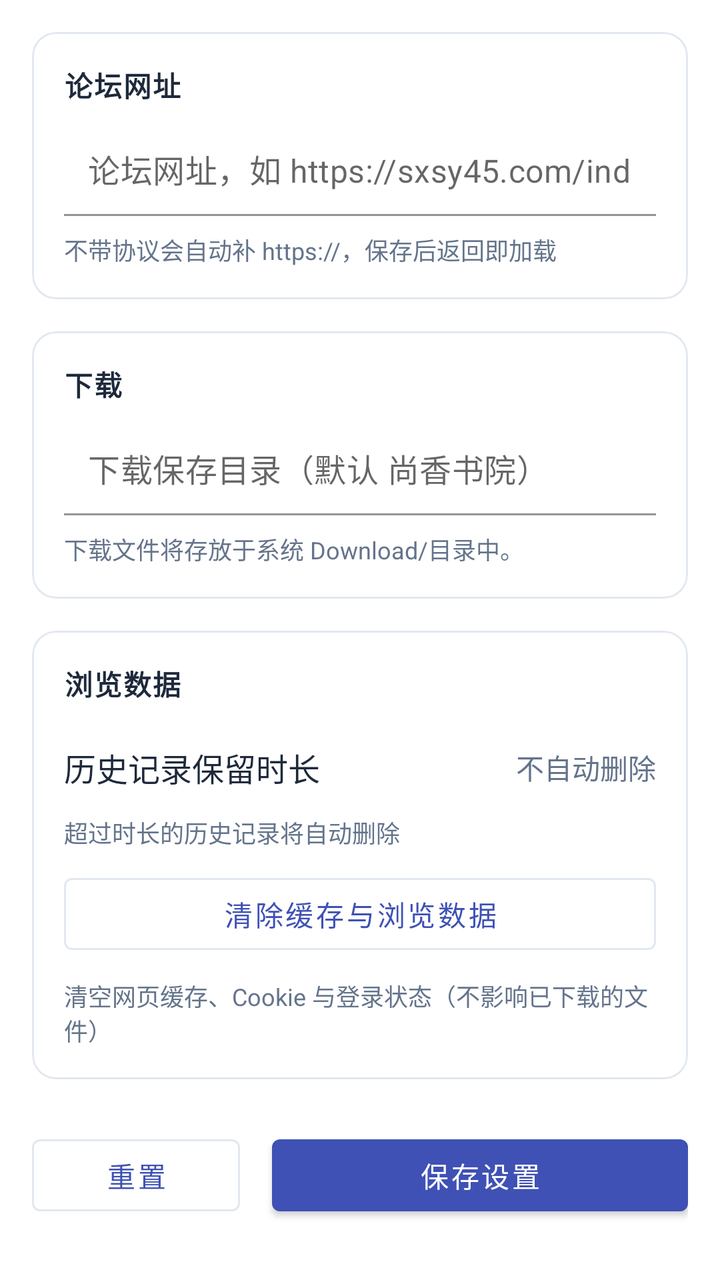
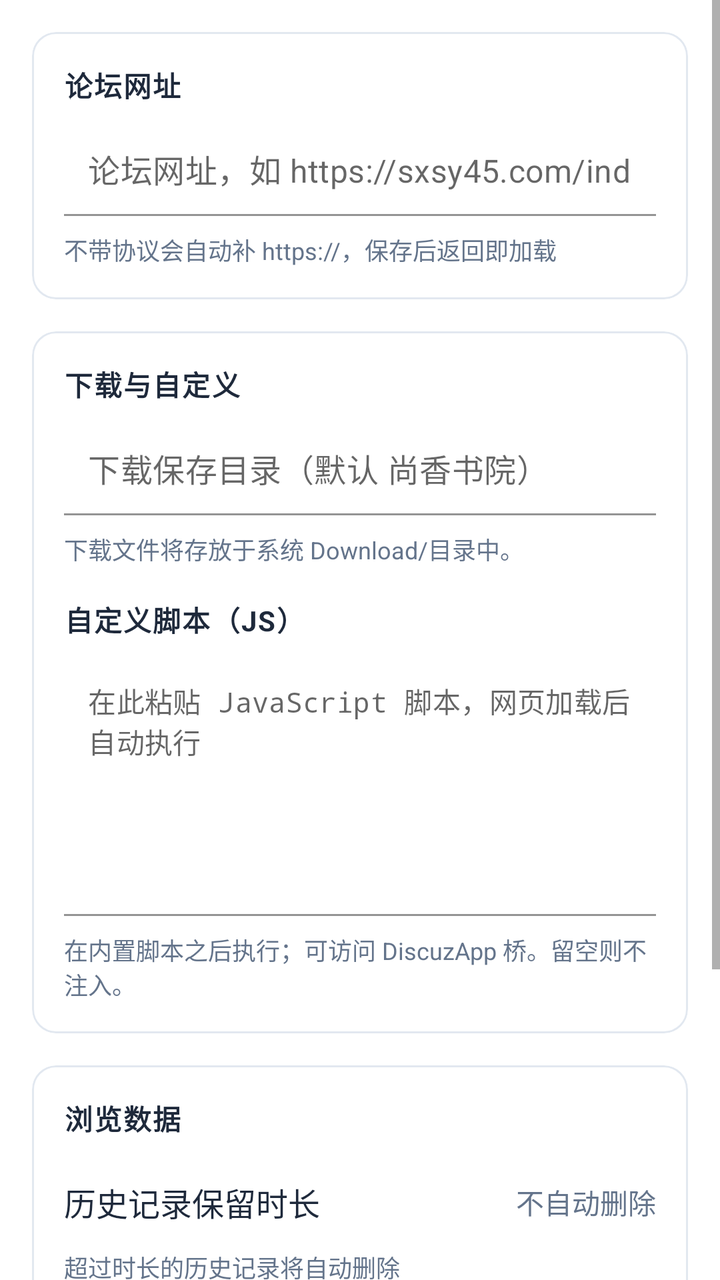

An Android layout rendered at two revisions. The XML below is the earlier revision; the diff shows what the commit changed to produce the second picture.
<!-- AndroidManifest.xml: application theme Theme.SXSYReader -->
<!-- res/layout/activity_settings.xml -->
<ScrollView xmlns:android="http://schemas.android.com/apk/res/android"
    xmlns:app="http://schemas.android.com/apk/res-auto"
    android:layout_width="match_parent"
    android:layout_height="match_parent"
    android:background="#FFFFFF"
    android:fillViewport="true">

    <LinearLayout
        android:layout_width="match_parent"
        android:layout_height="wrap_content"
        android:orientation="vertical"
        android:padding="16dp">

        <com.google.android.material.card.MaterialCardView
            android:layout_width="match_parent"
            android:layout_height="wrap_content"
            android:layout_marginBottom="16dp"
            app:cardCornerRadius="12dp"
            app:cardElevation="0dp"
            app:strokeColor="#E2E8F0"
            app:strokeWidth="1dp">

            <LinearLayout
                android:layout_width="match_parent"
                android:layout_height="wrap_content"
                android:orientation="vertical"
                android:padding="16dp">

                <TextView
                    android:layout_width="wrap_content"
                    android:layout_height="wrap_content"
                    android:text="论坛网址"
                    android:textColor="#1E293B"
                    android:textStyle="bold"
                    android:textSize="14sp"
                    android:textAllCaps="true"
                    android:letterSpacing="0.05"
                    android:layout_marginBottom="8dp"/>

                <com.google.android.material.textfield.TextInputLayout
                    android:layout_width="match_parent"
                    android:layout_height="wrap_content"
                    app:hintEnabled="false">

                    <com.google.android.material.textfield.TextInputEditText
                        android:id="@+id/etUrl"
                        android:layout_width="match_parent"
                        android:layout_height="wrap_content"
                        android:hint="论坛网址，如 https://sxsy45.com/index.php"
                        android:textColor="#1E293B"
                        android:textSize="16sp"
                        android:background="#FFFFFF"
                        android:padding="12dp"
                        android:inputType="textUri"
                        android:maxLines="1" />
                </com.google.android.material.textfield.TextInputLayout>

                <TextView
                    android:layout_width="wrap_content"
                    android:layout_height="wrap_content"
                    android:layout_marginTop="8dp"
                    android:text="不带协议会自动补 https://，保存后返回即加载"
                    android:textColor="#64748B"
                    android:textSize="12sp" />
            </LinearLayout>
        </com.google.android.material.card.MaterialCardView>

        <com.google.android.material.card.MaterialCardView
            android:layout_width="match_parent"
            android:layout_height="wrap_content"
            android:layout_marginBottom="16dp"
            app:cardCornerRadius="12dp"
            app:cardElevation="0dp"
            app:strokeColor="#E2E8F0"
            app:strokeWidth="1dp">

            <LinearLayout
                android:layout_width="match_parent"
                android:layout_height="wrap_content"
                android:orientation="vertical"
                android:padding="16dp">

                <TextView
                    android:layout_width="wrap_content"
                    android:layout_height="wrap_content"
                    android:text="下载"
                    android:textColor="#1E293B"
                    android:textStyle="bold"
                    android:textSize="14sp"
                    android:textAllCaps="true"
                    android:letterSpacing="0.05"
                    android:layout_marginBottom="8dp"/>

                <com.google.android.material.textfield.TextInputLayout
                    android:layout_width="match_parent"
                    android:layout_height="wrap_content"
                    app:hintEnabled="false">

                    <com.google.android.material.textfield.TextInputEditText
                        android:id="@+id/etDownloadDir"
                        android:layout_width="match_parent"
                        android:layout_height="wrap_content"
                        android:hint="下载保存目录（默认 尚香书院）"
                        android:textColor="#1E293B"
                        android:textSize="16sp"
                        android:background="#FFFFFF"
                        android:padding="12dp"
                        android:inputType="text"
                        android:maxLines="1" />
                </com.google.android.material.textfield.TextInputLayout>

                <TextView
                    android:layout_width="wrap_content"
                    android:layout_height="wrap_content"
                    android:layout_marginTop="8dp"
                    android:text="下载文件将存放于系统 Download/目录中。"
                    android:textColor="#64748B"
                    android:textSize="12sp" />
            </LinearLayout>
        </com.google.android.material.card.MaterialCardView>

        <com.google.android.material.card.MaterialCardView
            android:layout_width="match_parent"
            android:layout_height="wrap_content"
            android:layout_marginBottom="16dp"
            app:cardCornerRadius="12dp"
            app:cardElevation="0dp"
            app:strokeColor="#E2E8F0"
            app:strokeWidth="1dp">

            <LinearLayout
                android:layout_width="match_parent"
                android:layout_height="wrap_content"
                android:orientation="vertical"
                android:padding="16dp">

                <TextView
                    android:layout_width="wrap_content"
                    android:layout_height="wrap_content"
                    android:text="浏览数据"
                    android:textColor="#1E293B"
                    android:textStyle="bold"
                    android:textSize="14sp"
                    android:textAllCaps="true"
                    android:letterSpacing="0.05"
                    android:layout_marginBottom="8dp"/>

                <LinearLayout
                    android:id="@+id/retentionRow"
                    android:layout_width="match_parent"
                    android:layout_height="wrap_content"
                    android:orientation="horizontal"
                    android:gravity="center_vertical"
                    android:paddingTop="12dp"
                    android:paddingBottom="12dp"
                    android:clickable="true"
                    android:focusable="true"
                    android:background="?attr/selectableItemBackground">

                    <TextView
                        android:layout_width="0dp"
                        android:layout_height="wrap_content"
                        android:layout_weight="1"
                        android:text="历史记录保留时长"
                        android:textColor="#1E293B"
                        android:textSize="16sp" />

                    <TextView
                        android:id="@+id/tvRetention"
                        android:layout_width="wrap_content"
                        android:layout_height="wrap_content"
                        android:text="不自动删除"
                        android:textColor="#64748B"
                        android:textSize="14sp" />
                </LinearLayout>

                <TextView
                    android:layout_width="wrap_content"
                    android:layout_height="wrap_content"
                    android:layout_marginBottom="8dp"
                    android:text="超过时长的历史记录将自动删除"
                    android:textColor="#64748B"
                    android:textSize="12sp" />

                <com.google.android.material.button.MaterialButton
                    android:id="@+id/btnClearCache"
                    android:layout_width="match_parent"
                    android:layout_height="wrap_content"
                    android:text="清除缓存与浏览数据"
                    app:strokeColor="#E2E8F0"
                    style="@style/Widget.MaterialComponents.Button.OutlinedButton" />

                <TextView
                    android:layout_width="wrap_content"
                    android:layout_height="wrap_content"
                    android:layout_marginTop="8dp"
                    android:text="清空网页缓存、Cookie 与登录状态（不影响已下载的文件）"
                    android:textColor="#64748B"
                    android:textSize="12sp" />
            </LinearLayout>
        </com.google.android.material.card.MaterialCardView>

        <LinearLayout
            android:layout_width="match_parent"
            android:layout_height="wrap_content"
            android:layout_marginTop="8dp"
            android:orientation="horizontal">

            <com.google.android.material.button.MaterialButton
                android:id="@+id/btnReset"
                android:layout_width="0dp"
                android:layout_height="wrap_content"
                android:layout_weight="1"
                android:text="重置"
                app:strokeColor="#E2E8F0"
                style="@style/Widget.MaterialComponents.Button.OutlinedButton" />

            <Space
                android:layout_width="16dp"
                android:layout_height="1dp" />

            <com.google.android.material.button.MaterialButton
                android:id="@+id/btnSave"
                android:layout_width="0dp"
                android:layout_height="wrap_content"
                android:layout_weight="2"
                android:text="保存设置" />
        </LinearLayout>
    </LinearLayout>
</ScrollView>
<!-- resources referenced by this layout -->
<resources>
  <style name="Theme.SXSYReader" parent="Theme.MaterialComponents.Light.NoActionBar">
          <item name="colorPrimary">@color/primary</item>
          <item name="colorPrimaryDark">@color/primary_dark</item>
          <item name="colorAccent">@color/accent</item>
          <item name="android:statusBarColor">@color/primary_dark</item>
          <item name="android:windowBackground">@android:color/white</item>
          <item name="android:textColor">#212121</item>
          <item name="popupMenuStyle">@style/PopupMenu</item>
      </style>
  <color name="primary">#3F51B5</color>
  <color name="primary_dark">#303F9F</color>
  <color name="accent">#FF5722</color>
  <style name="PopupMenu" parent="Widget.MaterialComponents.PopupMenu">
          <item name="android:popupBackground">@android:color/white</item>
          <item name="android:textColor">#212121</item>
      </style>
</resources>

<!-- the commit's change to res/layout/activity_settings.xml (unified diff, before → after) -->
@@ -83,7 +83,7 @@
                 <TextView
                     android:layout_width="wrap_content"
                     android:layout_height="wrap_content"
-                    android:text="下载"
+                    android:text="下载与自定义"
                     android:textColor="#1E293B"
                     android:textStyle="bold"
                     android:textSize="14sp"
@@ -114,6 +114,45 @@
                     android:layout_height="wrap_content"
                     android:layout_marginTop="8dp"
                     android:text="下载文件将存放于系统 Download/目录中。"
+                    android:textColor="#64748B"
+                    android:textSize="12sp" />
+
+                <TextView
+                    android:layout_width="wrap_content"
+                    android:layout_height="wrap_content"
+                    android:layout_marginTop="16dp"
+                    android:text="自定义脚本（JS）"
+                    android:textColor="#1E293B"
+                    android:textStyle="bold"
+                    android:textSize="14sp"
+                    android:textAllCaps="true"
+                    android:letterSpacing="0.05"
+                    android:layout_marginBottom="8dp"/>
+
+                <com.google.android.material.textfield.TextInputLayout
+                    android:layout_width="match_parent"
+                    android:layout_height="wrap_content"
+                    app:hintEnabled="false">
+
+                    <com.google.android.material.textfield.TextInputEditText
+                        android:id="@+id/etCustomJs"
+                        android:layout_width="match_parent"
+                        android:layout_height="wrap_content"
+                        android:background="#FFFFFF"
+                        android:fontFamily="monospace"
+                        android:gravity="top"
+                        android:hint="在此粘贴 JavaScript 脚本，网页加载后自动执行"
+                        android:minLines="6"
+                        android:padding="12dp"
+                        android:textColor="#1E293B"
+                        android:textSize="14sp" />
+                </com.google.android.material.textfield.TextInputLayout>
+
+                <TextView
+                    android:layout_width="wrap_content"
+                    android:layout_height="wrap_content"
+                    android:layout_marginTop="8dp"
+                    android:text="在内置脚本之后执行；可访问 DiscuzApp 桥。留空则不注入。"
                     android:textColor="#64748B"
                     android:textSize="12sp" />
             </LinearLayout>
